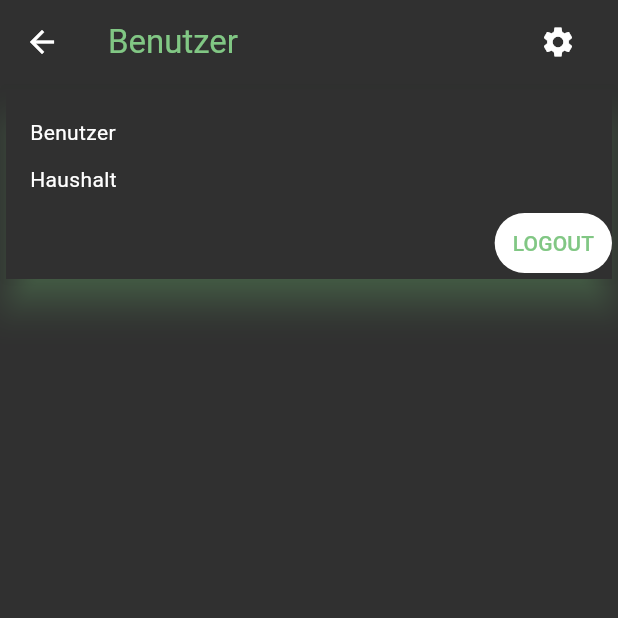
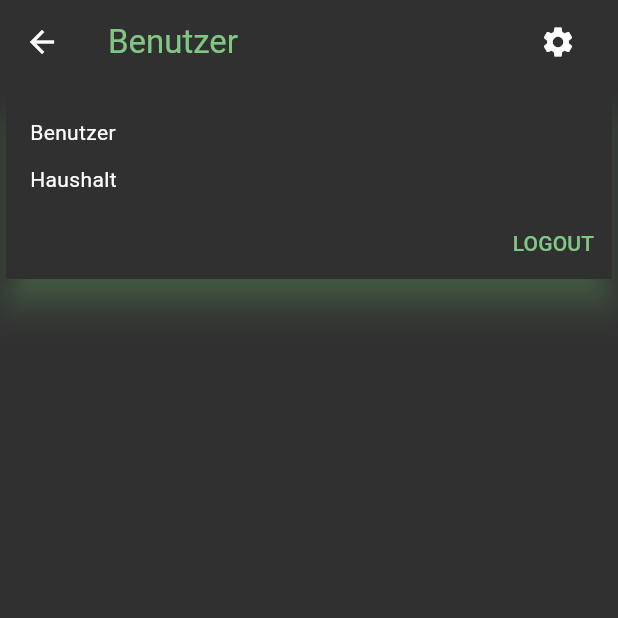
Before and after one commit to lukasrgr/cookAllYouCan, a Flutter app: the UserPage screen opened by its route, on a phone screen of 412 x 824 dp, the top half of it. Run offline on Flutter 3.47's test engine with Material 3 defaults, Android fonts, the phone set to English and light mode, and no system bars; our stand-ins replace accordion, flutter_colorpicker, multi_dropdown, multi_select_flutter, settings_ui, shared_preferences and 5 more; missing offline and left inert: flutter_material_pickers, mysql_client; accounts and stored records are empty; network calls fail.

Commit message:
update README and textButtonTheme

```diff
--- a/cook_all_you_can/lib/index/pages/shared/settings/theme/theme.dart
+++ b/cook_all_you_can/lib/index/pages/shared/settings/theme/theme.dart
@@ -23,11 +23,17 @@ class MyThemes {
       elevation: 10,
     ),
     //
+    textButtonTheme: TextButtonThemeData(
+        style: ButtonStyle(
+            backgroundColor: MaterialStateColor.resolveWith(
+                (states) => canvasBackgroundColor!))),
+    //
     listTileTheme: ListTileThemeData(
         textColor: Colors.white,
         iconColor: Colors.white,
         tileColor: canvasBackgroundColor?.withOpacity(0.9)),
     //
+
     scaffoldBackgroundColor: canvasBackgroundColor,
     brightness: Brightness.dark,
     canvasColor: canvasBackgroundColor,
@@ -42,6 +48,7 @@ class MyThemes {
     cardColor: canvasBackgroundColor,
     cardTheme: CardTheme(
         color: canvasBackgroundColor,
+        surfaceTintColor: MyThemes.canvasBackgroundColor!.withOpacity(0.5),
         shadowColor: primaryColor,
         clipBehavior: Clip.hardEdge,
         elevation: 10.0,
--- a/cook_all_you_can/lib/index/pages/shared/user/user.dart
+++ b/cook_all_you_can/lib/index/pages/shared/user/user.dart
@@ -34,6 +34,8 @@ class UserPageState extends State<UserPage> {
         body: Column(
           children: [
             Card(
+                surfaceTintColor:
+                    MyThemes.canvasBackgroundColor!.withOpacity(0.5),
                 child: Column(
                   mainAxisSize: MainAxisSize.min,
                   children: <Widget>[
@@ -75,17 +77,15 @@ class UserPageState extends State<UserPage> {
                     Row(
                       mainAxisAlignment: MainAxisAlignment.end,
                       children: <Widget>[
-                    const SizedBox(width: 8),
+                        // const SizedBox(width: 8),
                         TextButton(
-                      style: ButtonStyle(
-                          backgroundColor: MaterialStateProperty.resolveWith(
-                              (states) => Colors.white)),
                           child: Text(
                             'LOGOUT',
                             style: TextStyle(color: MyThemes.primaryColor),
                           ),
                           onPressed: () async {
-                        var snackbar = showNotification(context, "Logging out");
+                            var snackbar =
+                                showNotification(context, "Logging out");
                             await logout();
                             snackbar.close();
                           },
@@ -186,8 +186,6 @@ class UserPageState extends State<UserPage> {
     } else {
       // User is not authenticated
       // console.log("User is not authenticated.");
-
-      debugger();
     }
 
     await supabase.auth.signOut();
```
Also changed, not shown: 1 other file. Lines whose indentation alone changed are shown as unchanged.
